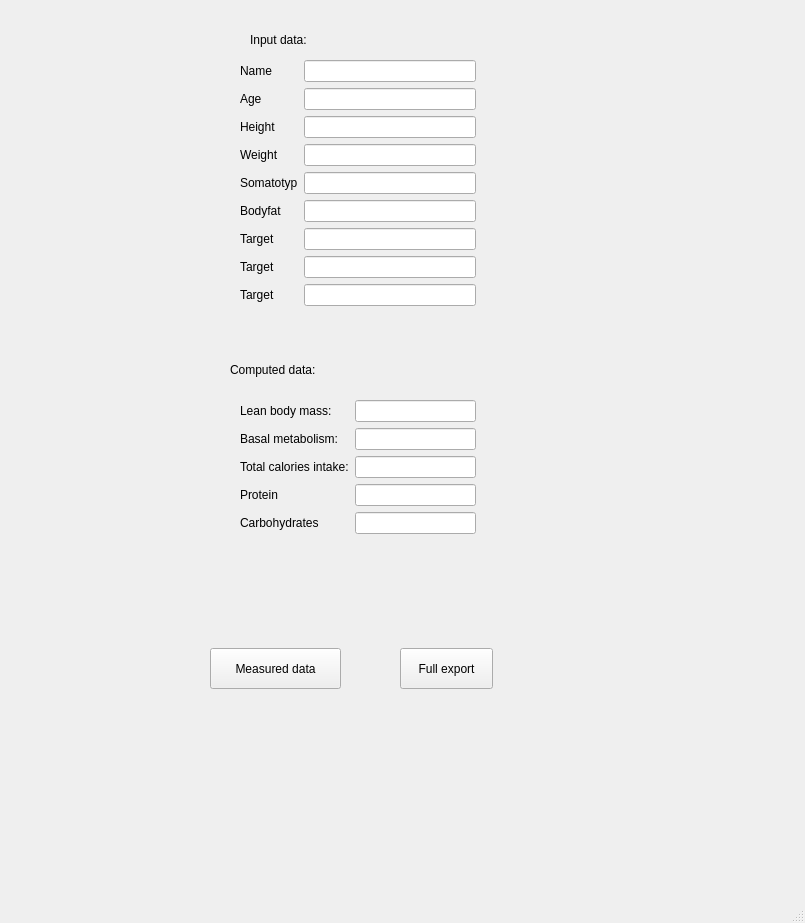
This is exportpdf.ui in Kubakl11/JK_Fitness as Qt 5 draws it before an edit. The edited form follows.
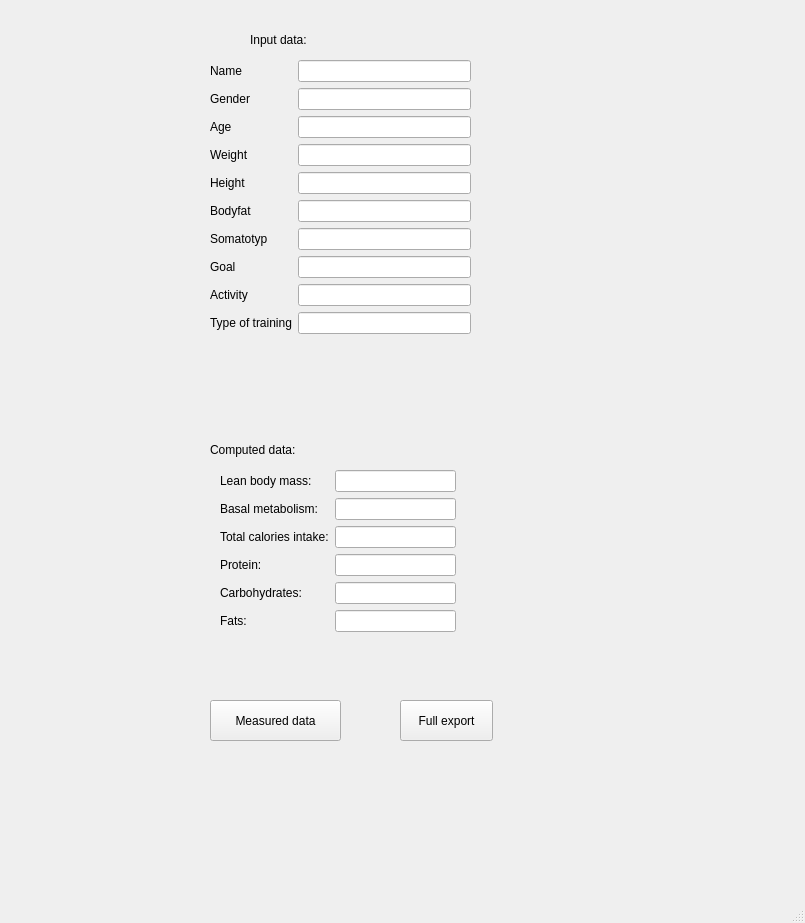
This is the edited form.

What changed in the file:
```diff
--- a/exportpdf.ui
+++ b/exportpdf.ui
@@ -30,10 +30,10 @@
    <widget class="QWidget" name="layoutWidget">
     <property name="geometry">
      <rect>
-      <x>240</x>
+      <x>210</x>
       <y>60</y>
-      <width>236</width>
-      <height>310</height>
+      <width>261</width>
+      <height>345</height>
      </rect>
     </property>
     <layout class="QFormLayout" name="formLayout_2">
@@ -60,7 +60,7 @@
      <item row="1" column="0">
       <widget class="QLabel" name="ageLBL">
        <property name="text">
-        <string>Age</string>
+        <string>Gender</string>
        </property>
       </widget>
      </item>
@@ -70,26 +70,27 @@
      <item row="2" column="0">
       <widget class="QLabel" name="heightLBL">
        <property name="text">
+        <string>Age</string>
+       </property>
+      </widget>
+     </item>
+     <item row="2" column="1">
+      <widget class="QLineEdit" name="Line_Age"/>
+     </item>
+     <item row="4" column="0">
+      <widget class="QLabel" name="label_3">
+       <property name="text">
         <string>Height</string>
        </property>
       </widget>
      </item>
-     <item row="2" column="1">
-      <widget class="QLineEdit" name="lineEdit_3"/>
-     </item>
-     <item row="3" column="0">
-      <widget class="QLabel" name="weightLBL">
+     <item row="4" column="1">
+      <widget class="QLineEdit" name="Line_Height">
        <property name="text">
-        <string>Weight</string>
+        <string/>
        </property>
       </widget>
      </item>
-     <item row="3" column="1">
-      <widget class="QLineEdit" name="lineEdit_4"/>
-     </item>
-     <item row="4" column="1">
-      <widget class="QLineEdit" name="lineEdit_5"/>
-     </item>
      <item row="5" column="0">
       <widget class="QLabel" name="label_4">
        <property name="text">
@@ -98,54 +99,67 @@
       </widget>
      </item>
      <item row="5" column="1">
-      <widget class="QLineEdit" name="lineEdit_6"/>
-     </item>
-     <item row="6" column="0">
-      <widget class="QLabel" name="label_5">
-       <property name="text">
-        <string>Target</string>
-       </property>
-      </widget>
+      <widget class="QLineEdit" name="Line_Bodyfat"/>
      </item>
      <item row="6" column="1">
-      <widget class="QLineEdit" name="lineEdit_7"/>
-     </item>
-     <item row="4" column="0">
-      <widget class="QLabel" name="label_3">
-       <property name="text">
-        <string>Somatotyp</string>
-       </property>
-      </widget>
-     </item>
-     <item row="7" column="1">
-      <widget class="QLineEdit" name="lineEdit_8"/>
-     </item>
-     <item row="8" column="1">
-      <widget class="QLineEdit" name="lineEdit_9"/>
+      <widget class="QLineEdit" name="Line_Somatotyp"/>
      </item>
      <item row="7" column="0">
       <widget class="QLabel" name="label_6">
        <property name="text">
-        <string>Target</string>
+        <string>Goal</string>
        </property>
       </widget>
      </item>
+     <item row="7" column="1">
+      <widget class="QLineEdit" name="Line_Goal"/>
+     </item>
      <item row="8" column="0">
       <widget class="QLabel" name="label_7">
        <property name="text">
-        <string>Target</string>
+        <string>Activity</string>
        </property>
       </widget>
      </item>
+     <item row="8" column="1">
+      <widget class="QLineEdit" name="Line_Activity"/>
+     </item>
+     <item row="6" column="0">
+      <widget class="QLabel" name="label_5">
+       <property name="text">
+        <string>Somatotyp</string>
+       </property>
+      </widget>
+     </item>
+     <item row="9" column="0">
+      <widget class="QLabel" name="label_11">
+       <property name="text">
+        <string>Type of training</string>
+       </property>
+      </widget>
+     </item>
+     <item row="9" column="1">
+      <widget class="QLineEdit" name="Line_Training"/>
+     </item>
+     <item row="3" column="0">
+      <widget class="QLabel" name="label_12">
+       <property name="text">
+        <string>Weight</string>
+       </property>
+      </widget>
+     </item>
+     <item row="3" column="1">
+      <widget class="QLineEdit" name="Line_Weight"/>
+     </item>
     </layout>
    </widget>
    <widget class="QWidget" name="layoutWidget_2">
     <property name="geometry">
      <rect>
-      <x>240</x>
-      <y>400</y>
+      <x>220</x>
+      <y>470</y>
       <width>236</width>
-      <height>197</height>
+      <height>232</height>
      </rect>
     </property>
     <layout class="QFormLayout" name="formLayout_3">
@@ -192,7 +206,7 @@
      <item row="3" column="0">
       <widget class="QLabel" name="weightLBL_2">
        <property name="text">
-        <string>Protein</string>
+        <string>Protein:</string>
        </property>
       </widget>
      </item>
@@ -202,27 +216,37 @@
      <item row="4" column="0">
       <widget class="QLabel" name="label_10">
        <property name="text">
-        <string>Carbohydrates</string>
+        <string>Carbohydrates:</string>
        </property>
       </widget>
      </item>
      <item row="4" column="1">
       <widget class="QLineEdit" name="lineEdit_14"/>
      </item>
-     <item row="5" column="0">
+     <item row="6" column="0">
       <widget class="QLabel" name="label_8">
        <property name="text">
         <string/>
        </property>
       </widget>
      </item>
+     <item row="5" column="0">
+      <widget class="QLabel" name="label_9">
+       <property name="text">
+        <string>Fats:</string>
+       </property>
+      </widget>
+     </item>
+     <item row="5" column="1">
+      <widget class="QLineEdit" name="Line_Fats"/>
+     </item>
     </layout>
    </widget>
    <widget class="QLabel" name="label">
     <property name="geometry">
      <rect>
-      <x>230</x>
-      <y>360</y>
+      <x>210</x>
+      <y>440</y>
       <width>171</width>
       <height>20</height>
      </rect>
@@ -235,7 +259,7 @@
     <property name="geometry">
      <rect>
       <x>210</x>
-      <y>648</y>
+      <y>700</y>
       <width>131</width>
       <height>41</height>
      </rect>
@@ -248,7 +272,7 @@
     <property name="geometry">
      <rect>
       <x>400</x>
-      <y>648</y>
+      <y>700</y>
       <width>93</width>
       <height>41</height>
      </rect>
```
Left out of the diff: 14 changed lines with no effect on the pictures.
